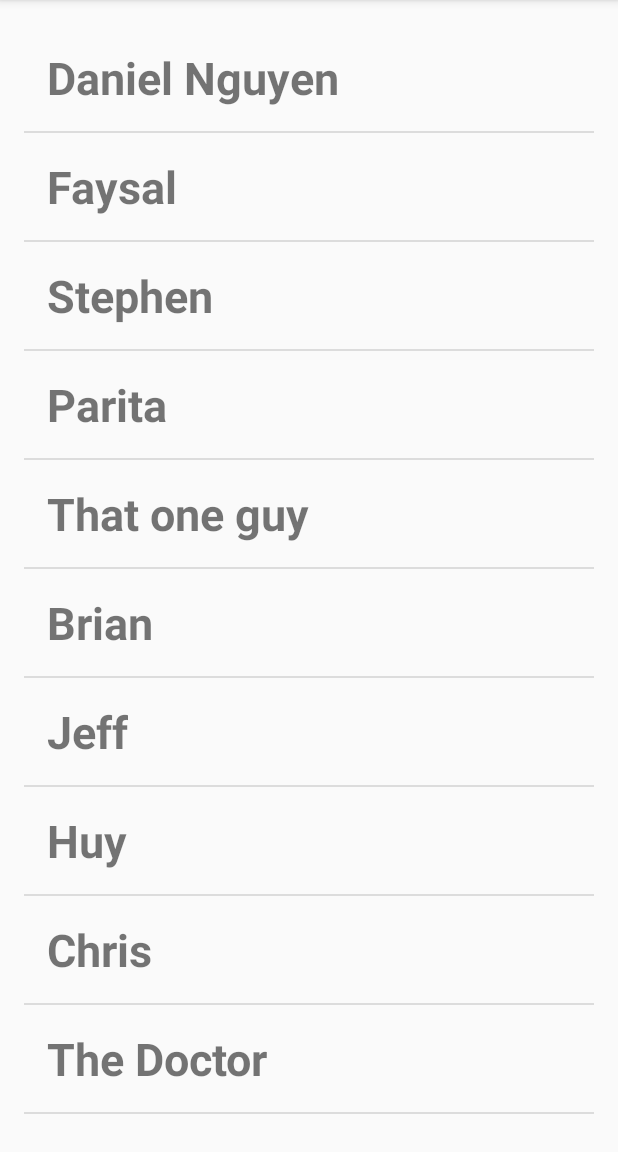
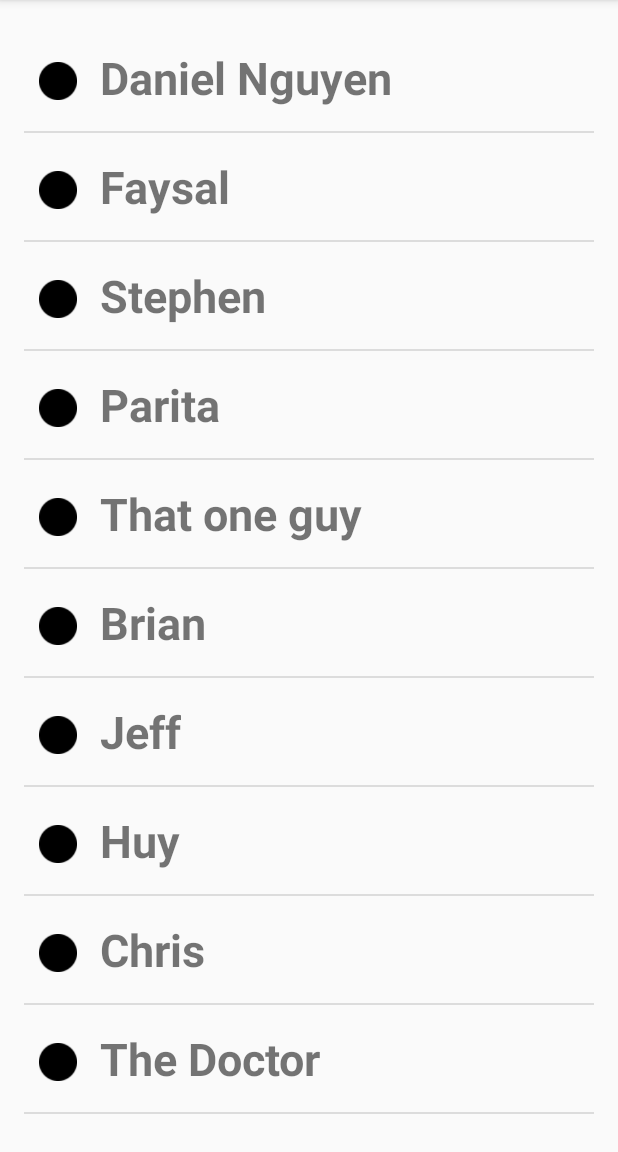
Before and after one commit to Genide/ListViewExample, an Android app: the screen it shows after launch (MainActivity), on a phone screen of 412 x 824 dp, the part 84-1236 px from its top. Run offline under Robolectric (Android 15) with nearby library versions, the phone set to English and light mode, and no system bars.

Commit message:
Added MyAdapter.java which extends ArrayAdapter<String> MyAdapter is now used to display row_layout_2.xm

```diff
--- a/src/main/java/com/practice/daniel/listviewexample/MainActivity.java
+++ b/src/main/java/com/practice/daniel/listviewexample/MainActivity.java
@@ -7,7 +7,6 @@ import android.view.Menu;
 import android.view.MenuItem;
 import android.view.View;
 import android.widget.AdapterView;
-import android.widget.ArrayAdapter;
 import android.widget.ListAdapter;
 import android.widget.ListView;
 import android.widget.Toast;
@@ -27,7 +26,7 @@ public class MainActivity extends ActionBarActivity {
         //1) Contextual information about our app. this
         //2) The type of layout we are using
         //3) The array to convert
-        ListAdapter theAdapter = new ArrayAdapter<String>(this, R.layout.row_layout, R.id.textView1, names);
+        ListAdapter theAdapter = new MyAdapter(this, names);
 
         //Links the mainListView to main_list_view in xml
         final ListView mainListView = (ListView)findViewById(R.id.main_list_view);
--- /dev/null
+++ b/src/main/java/com/practice/daniel/listviewexample/MyAdapter.java
@@ -0,0 +1,42 @@
+package com.practice.daniel.listviewexample;
+
+import android.content.Context;
+import android.view.LayoutInflater;
+import android.view.View;
+import android.view.ViewGroup;
+import android.widget.ArrayAdapter;
+import android.widget.ImageView;
+import android.widget.TextView;
+
+/**
+ * Created by Daniel on 3/6/2015.
+ */
+//This is going to be our new class extending ArrayAdapter<String> becuase is what we have been using.
+public class MyAdapter extends ArrayAdapter<String> {
+    public MyAdapter(Context context, String[] values) {
+        //send in our new row_layout_2 to use rather than a generic one.
+        super(context, R.layout.row_layout_2, values);
+    }
+
+    @Override
+    public View getView(int position, View convertView, ViewGroup parent) {
+        //Create a LayoutInflater
+        //LayoutInflater puts our layout into the correct view form
+        LayoutInflater theInflater = LayoutInflater.from(getContext());
+        //Create theView using theInflator
+        View theView = theInflater.inflate(R.layout.row_layout_2, parent, false);
+        //Get the name picked at the position
+        String name = getItem(position);
+        //find 1 textView
+        TextView theTextView = (TextView)theView.findViewById(R.id.textView1);
+        //Set theTextView.text = name
+        theTextView.setText(name);
+        //Set theImageView = imageView1
+        ImageView theImageView = (ImageView) theView.findViewById(R.id.imageView1);
+        //Change the image to dot or whatever to you want
+        theImageView.setImageResource(R.drawable.dot);
+        //return theView
+        return theView;
+
+    }
+}
--- /dev/null
+++ b/src/main/res/layout/row_layout_2.xml
@@ -0,0 +1,23 @@
+<?xml version="1.0" encoding="utf-8"?>
+<LinearLayout xmlns:android="http://schemas.android.com/apk/res/android"
+    android:orientation="horizontal"
+    android:layout_width="match_parent"
+    android:layout_height="match_parent">
+
+    <ImageView
+        android:layout_width="25dp"
+        android:layout_height="25dp"
+        android:layout_marginLeft="10dp"
+        android:layout_marginTop="25dp"
+        android:src="@drawable/dot"
+        android:id="@+id/imageView1"/>
+
+    <TextView
+        android:layout_width="wrap_content"
+        android:layout_height="wrap_content"
+        android:textSize="30sp"
+        android:textStyle="bold"
+        android:padding="15dp"
+        android:id="@+id/textView1"/>
+
+</LinearLayout>
```
Also changed, not shown: src/main/res/drawable/dot.png (added).
